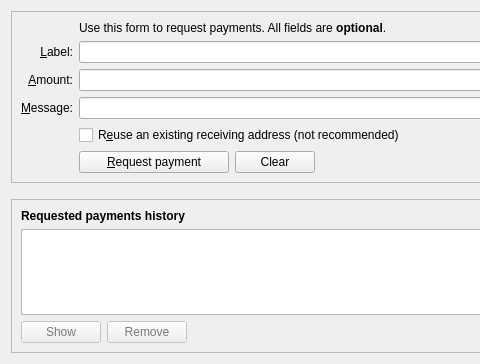
The window that src/qt/forms/receivecoinsdialog.ui (VaporumCoin/VaporumOcean-0.7.2) describes before a commit, drawn with Qt 5; both pictures show x 0 to 480 and y 0 to 364 of the 776 by 364 pixel window.
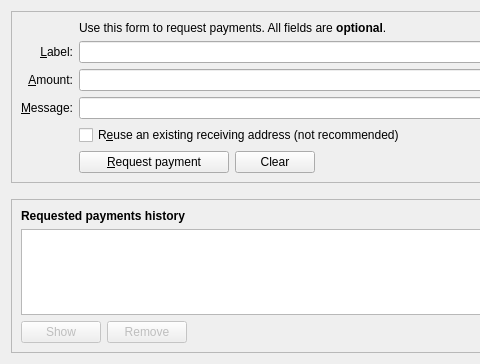
The same window after the commit. Icons and pictures are not drawn. Custom widgets are drawn as their Qt base class.

Commit message: Reset Color

Patch:
```diff
--- a/src/qt/forms/receivecoinsdialog.ui
+++ b/src/qt/forms/receivecoinsdialog.ui
@@ -10,70 +10,6 @@
     <height>364</height>
    </rect>
   </property>
-  <property name="palette">
-   <palette>
-    <active>
-     <colorrole role="WindowText">
-      <brush brushstyle="SolidPattern">
-       <color alpha="255">
-        <red>0</red>
-        <green>85</green>
-        <blue>127</blue>
-       </color>
-      </brush>
-     </colorrole>
-     <colorrole role="ButtonText">
-      <brush brushstyle="SolidPattern">
-       <color alpha="255">
-        <red>0</red>
-        <green>85</green>
-        <blue>127</blue>
-       </color>
-      </brush>
-     </colorrole>
-    </active>
-    <inactive>
-     <colorrole role="WindowText">
-      <brush brushstyle="SolidPattern">
-       <color alpha="255">
-        <red>0</red>
-        <green>0</green>
-        <blue>0</blue>
-       </color>
-      </brush>
-     </colorrole>
-     <colorrole role="ButtonText">
-      <brush brushstyle="SolidPattern">
-       <color alpha="255">
-        <red>0</red>
-        <green>0</green>
-        <blue>0</blue>
-       </color>
-      </brush>
-     </colorrole>
-    </inactive>
-    <disabled>
-     <colorrole role="WindowText">
-      <brush brushstyle="SolidPattern">
-       <color alpha="255">
-        <red>120</red>
-        <green>120</green>
-        <blue>120</blue>
-       </color>
-      </brush>
-     </colorrole>
-     <colorrole role="ButtonText">
-      <brush brushstyle="SolidPattern">
-       <color alpha="255">
-        <red>120</red>
-        <green>120</green>
-        <blue>120</blue>
-       </color>
-      </brush>
-     </colorrole>
-    </disabled>
-   </palette>
-  </property>
   <layout class="QVBoxLayout" name="verticalLayout" stretch="0,0,1">
    <item>
     <widget class="QFrame" name="frame2">
```
The commit also changes 18 other files.
